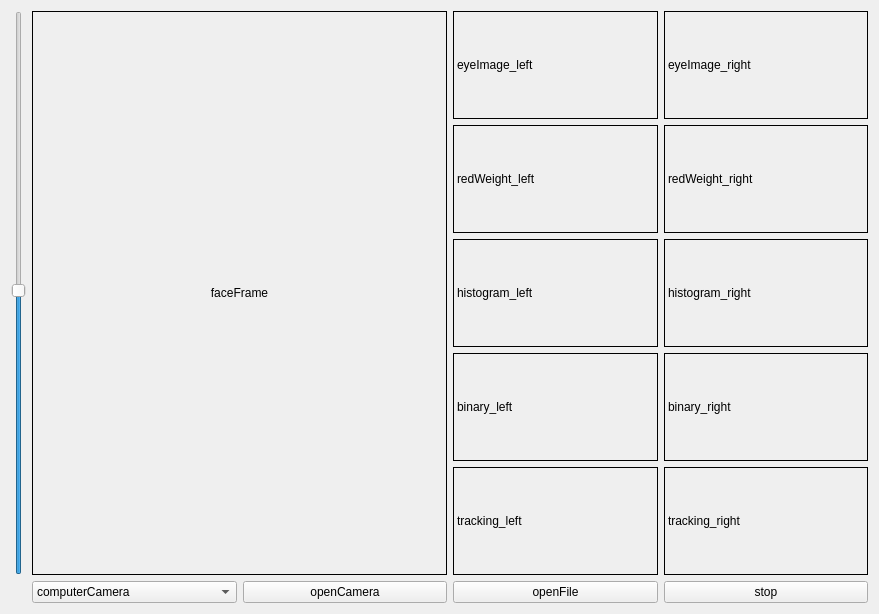
Before: the Qt Designer form gui/assets/Eyes-Track.ui in LLanjiao/Eyes-Track, drawn with Qt 5.
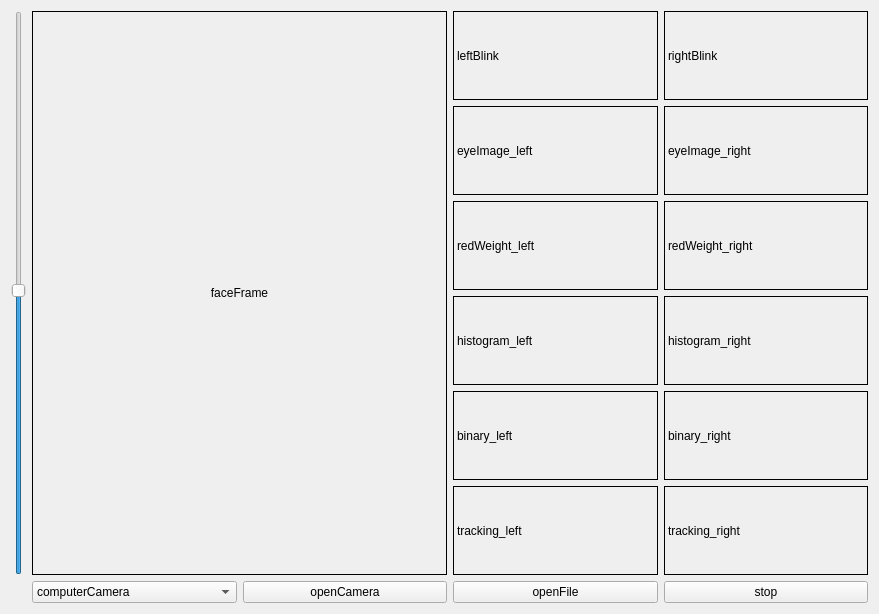
After: the same form once the commit is applied.

Commit message: 增加了眨眼检测功能

Diff of the .ui file:
```diff
--- a/gui/assets/Eyes-Track.ui
+++ b/gui/assets/Eyes-Track.ui
@@ -71,6 +71,30 @@
      </item>
      <item row="0" column="3">
       <layout class="QVBoxLayout" name="viewLayout">
+       <item>
+        <layout class="QHBoxLayout" name="horizontalLayout_2">
+         <item>
+          <widget class="QLabel" name="leftBlink">
+           <property name="styleSheet">
+            <string notr="true">border: 1px solid black;</string>
+           </property>
+           <property name="text">
+            <string>leftBlink</string>
+           </property>
+          </widget>
+         </item>
+         <item>
+          <widget class="QLabel" name="rightBlink">
+           <property name="styleSheet">
+            <string notr="true">border: 1px solid black;</string>
+           </property>
+           <property name="text">
+            <string>rightBlink</string>
+           </property>
+          </widget>
+         </item>
+        </layout>
+       </item>
        <item>
         <layout class="QHBoxLayout" name="eyesImage">
          <item>
```
